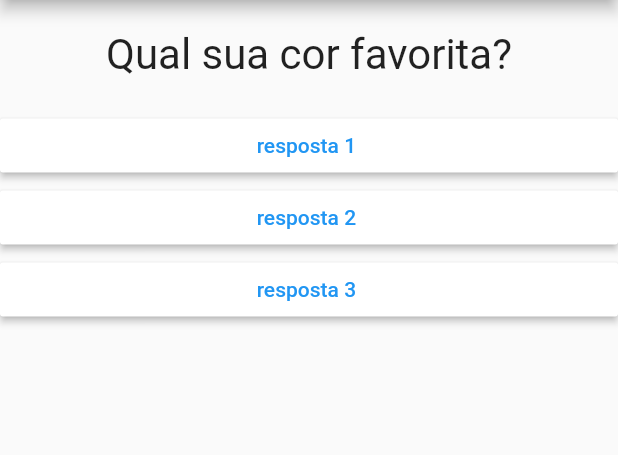
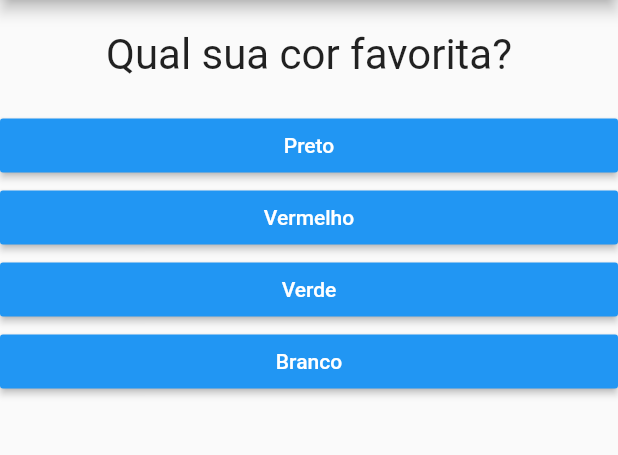
Before and after one commit to leoisf/projeto_perguntas, a Flutter app: the screen it shows after launch, on a phone screen of 412 x 824 dp, the part 84-539 px from its top. Run offline on Flutter 3.47's test engine with Material 2 defaults, Android fonts, the phone set to English and light mode, and no system bars.

Commit message:
projeto final

```diff
--- a/lib/main.dart
+++ b/lib/main.dart
@@ -1,37 +1,93 @@
 import 'package:flutter/cupertino.dart';
 import 'package:flutter/material.dart';
-import './questao.dart';
-import './resposta.dart';
+import './questionario.dart';
+import './resutado.dart';
 
 main() => runApp(PerguntaApp());
 
 class _PerguntaAppState extends State<PerguntaApp> {
-  var _perguntaSeleionada = 0;
+  var _perguntaSelecionada = 0;
+  var _pontuacaoTotal = 0;
 
-  void _responder() {
+  final _perguntasRespostas = const [
+    {
+      'pergunta': 'Qual sua cor favorita?',
+      'respostas': [
+        {'texto': 'Preto', 'pontuacao': 10},
+        {'texto': 'Vermelho', 'pontuacao': 5},
+        {'texto': 'Verde', 'pontuacao': 3},
+        {'texto': 'Branco', 'pontuacao': 1}
+      ]
+    },
+    {
+      'pergunta': 'Qual seu animal favorito?',
+      'respostas': [
+        {'texto': 'Coelho', 'pontuacao': 10},
+        {'texto': 'Cobra', 'pontuacao': 5},
+        {'texto': 'Elefante', 'pontuacao': 3},
+        {'texto': 'Leão', 'pontuacao': 1},
+      ]
+    },
+    {
+      'pergunta': 'Qual seu Instrutor favorito?',
+      'respostas': [
+        {'texto': 'Leo', 'pontuacao': 10},
+        {'texto': 'Maria', 'pontuacao': 5},
+        {'texto': 'João', 'pontuacao': 3},
+        {'texto': 'Pedro', 'pontuacao': 1},
+      ]
+    }
+  ];
+
+  void _responder(int pontuacao) {
+    if (temPerguntaSelecionada) {}
     setState(() {
-      _perguntaSeleionada++;
+      _perguntaSelecionada++;
+      _pontuacaoTotal += pontuacao;
     });
-    print(_perguntaSeleionada);
+    // print(_pontuacaoTotal);
+  }
+
+  void _reinisciaQuestionario() {
+    setState(() {
+      _perguntaSelecionada = 0;
+      _pontuacaoTotal = 0;
+    });
+  }
+
+  bool get temPerguntaSelecionada {
+    return _perguntaSelecionada < _perguntasRespostas.length;
   }
 
   @override
   Widget build(BuildContext context) {
-    final perguntas = ['Qual sua cor favorita?', 'Qual sue animal favorito?'];
+    // List<String> respostas = TemPerguntaSelecionada
+    //     ? _perguntasRespostas[_perguntaSelecionada]['respostas']
+    //     : null;
+
+    /* List<String> respostas =
+        _perguntasRespostas[_perguntaSeleionada]['respostas'];
+    List<Widget> widgetsResp =
+        respostas.map((t) => Resposta(t, _responder)).toList(); */
+
+    /* List<Widget> respostas = [];
+
+    for (String textoResposta in perguntasRespostas[_perguntaSeleionada]
+        ['respostas']) {
+      respostas.add(Resposta(textoResposta, _responder));
+    } */
 
     return MaterialApp(
       home: Scaffold(
         appBar: AppBar(
           title: Text('Perguntas'),
         ),
-        body: Column(
-          children: <Widget>[
-            Questao(perguntas[_perguntaSeleionada], 'teste'),
-            Resposta('resposta 1 ', _responder),
-            Resposta('resposta 2 ', _responder),
-            Resposta('resposta 3 ', _responder)
-          ],
-        ),
+        body: temPerguntaSelecionada
+            ? Questionario(
+                perguntasRespostas: _perguntasRespostas,
+                perguntaSelecionada: _perguntaSelecionada,
+                quandoResponder: _responder)
+            : Resultado(_pontuacaoTotal, _reinisciaQuestionario),
       ),
     );
   }
--- a/lib/questao.dart
+++ b/lib/questao.dart
@@ -3,9 +3,8 @@ import 'package:flutter/material.dart';
 class Questao extends StatelessWidget {
   final texto;
 
-  final texto2;
 
-  Questao(this.texto, this.texto2);
+  Questao(this.texto);
 
   @override
   Widget build(BuildContext context) {
--- /dev/null
+++ b/lib/questionario.dart
@@ -0,0 +1,36 @@
+import 'package:flutter/material.dart';
+import './questao.dart';
+import './resposta.dart';
+
+class Questionario extends StatelessWidget {
+  final List<Map<String, Object>> perguntasRespostas;
+  final int perguntaSelecionada;
+  final void Function(int) quandoResponder;
+
+  Questionario(
+      {@required this.perguntasRespostas,
+      @required this.perguntaSelecionada,
+      @required this.quandoResponder});
+
+  bool get temPerguntaSelecionada {
+    return perguntaSelecionada < perguntasRespostas.length;
+  }
+
+  @override
+  Widget build(BuildContext context) {
+    List<Map<String, Object>> respostas = temPerguntaSelecionada
+        ? perguntasRespostas[perguntaSelecionada]['respostas']
+        : null;
+    return Column(
+      children: <Widget>[
+        Questao(perguntasRespostas[perguntaSelecionada]['pergunta']),
+        ...respostas.map((resp) {
+          return Resposta(
+              resp['texto'],
+              () => quandoResponder(resp['pontuacao']),
+              );
+        }).toList(),
+      ],
+    );
+  }
+}
--- a/lib/resposta.dart
+++ b/lib/resposta.dart
@@ -11,8 +11,8 @@ class Resposta extends StatelessWidget {
     return Container(
       width: double.infinity,
       child: RaisedButton(
-        textColor: Colors.blue,
-        color: Colors.white,
+        textColor: Colors.white,
+        color: Colors.blue,
         onPressed: quandoSelecionado,
         child: Text(texto),
       ),
```
Also changed, not shown: lib/resutado.dart (added, +45 -0 lines), 5 other files.
